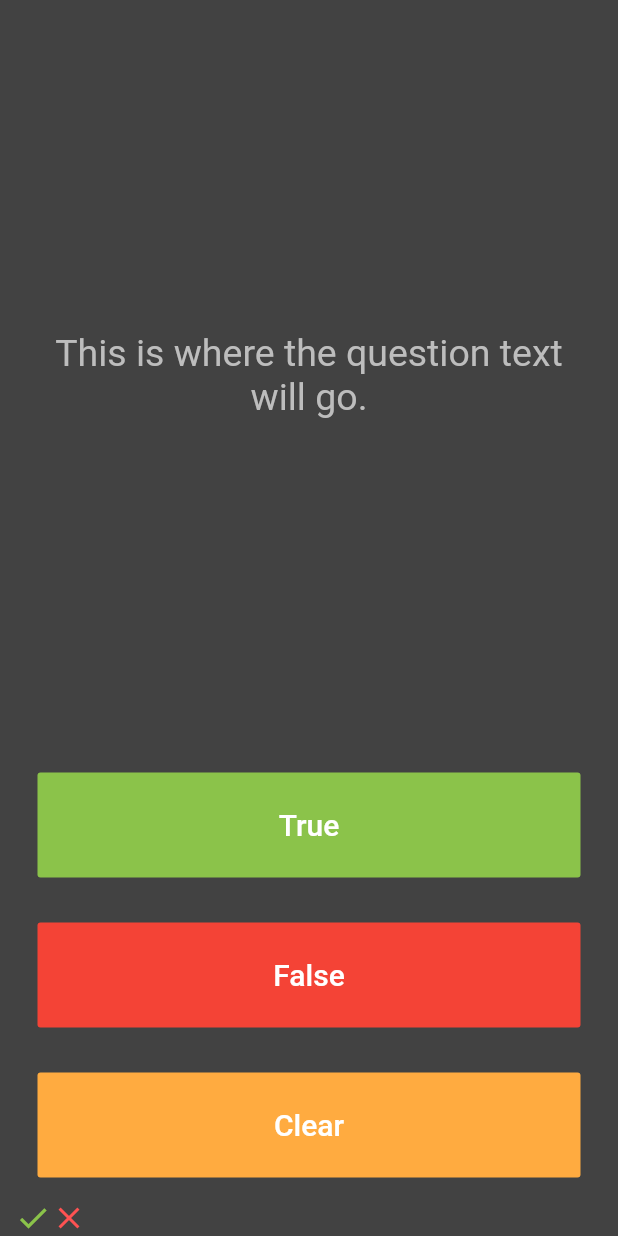
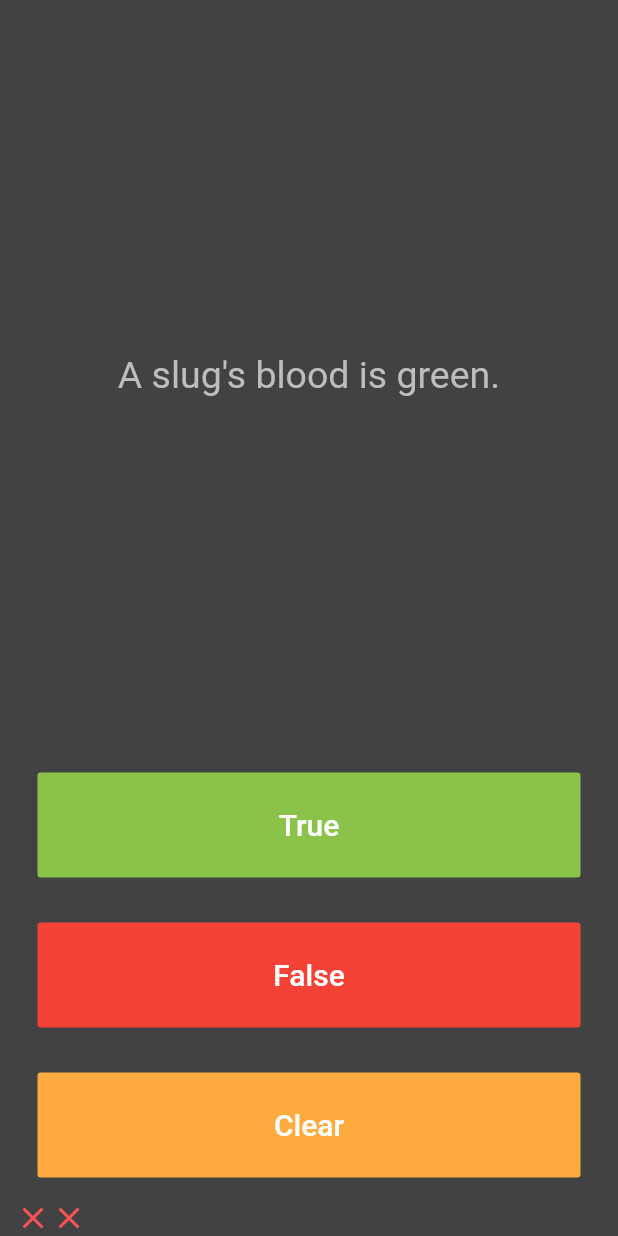
Before and after one commit to cbstodd/quizme, a Flutter app: the screen it shows after launch, after a tap on "True", after a tap on "False", on a phone screen of 412 x 824 dp. Run offline on Flutter 3.47's test engine with Material 2 defaults, Android fonts, the phone set to English and light mode, and no system bars.

Commit message:
General questions setup

```diff
--- a/lib/main.dart
+++ b/lib/main.dart
@@ -1,4 +1,5 @@
 import 'package:flutter/material.dart';
+import 'package:quizme/question.dart';
 
 void main() => runApp(Quizme());
 
@@ -26,6 +27,42 @@ class QuizPage extends StatefulWidget {
 
 class _QuizPageState extends State<QuizPage> {
   List<Icon> scoreKeeper = [];
+  List<Question> questionBank = [
+    Question(q: "You can lead a cow down stairs but not up stairs.", a: false),
+    Question(q: "Approximately one quarter of human bones are in the feet.", a: true),
+    Question(q: "A slug's blood is green.", a: true),
+  ];
+  int questionIndex = 0;
+
+  void updateQuestionNumber() {
+    if (questionIndex < (questionBank.length - 1)) {
+      questionIndex += 1;
+    } else {
+      questionBank.insert(0, Question(q: "All Questions answered!", a: true));
+      questionIndex = 0;
+    }
+  }
+
+  void checkAnswer(bool value) {
+    bool correctAnswer = questionBank[questionIndex].questionAnswer;
+    if (correctAnswer == value) {
+      // Correct Answer actions:
+      setState(() {
+        scoreKeeper.add(
+          Icon(Icons.check, color: Colors.lightGreen),
+        );
+        updateQuestionNumber();
+      });
+    } else {
+      // Incorrect answer actions:
+      setState(() {
+        scoreKeeper.add(
+          Icon(Icons.close, color: Colors.redAccent),
+        );
+        updateQuestionNumber();
+      });
+    }
+  }
 
   @override
   Widget build(BuildContext context) {
@@ -39,7 +76,7 @@ class _QuizPageState extends State<QuizPage> {
             padding: EdgeInsets.all(10.0),
             child: Center(
               child: Text(
-                'This is where the question text will go.',
+                questionBank[questionIndex].questionText,
                 textAlign: TextAlign.center,
                 style: TextStyle(
                   fontSize: 25.0,
@@ -65,11 +102,7 @@ class _QuizPageState extends State<QuizPage> {
               ),
               onPressed: () {
                 //The user picked true.
-                setState(() {
-                  scoreKeeper.add(
-                    Icon(Icons.check, color: Colors.lightGreen),
-                  );
-                });
+                checkAnswer(true);
               },
             ),
           ),
@@ -89,11 +122,7 @@ class _QuizPageState extends State<QuizPage> {
               ),
               onPressed: () {
                 //The user picked false.
-                setState(() {
-                  scoreKeeper.add(
-                    Icon(Icons.close, color: Colors.redAccent),
-                  );
-                });
+                checkAnswer(false);
               },
             ),
           ),
@@ -127,9 +156,3 @@ class _QuizPageState extends State<QuizPage> {
     );
   }
 }
-
-/*
-question1: 'You can lead a cow down stairs but not up stairs.', false,
-question2: 'Approximately one quarter of human bones are in the feet.', true,
-question3: 'A slug\'s blood is green.', true,
-*/
--- /dev/null
+++ b/lib/question.dart
@@ -0,0 +1,9 @@
+class Question {
+  String questionText;
+  bool questionAnswer;
+
+  Question({String q, bool a}) {
+    questionText = q;
+    questionAnswer = a;
+  }
+}
```
